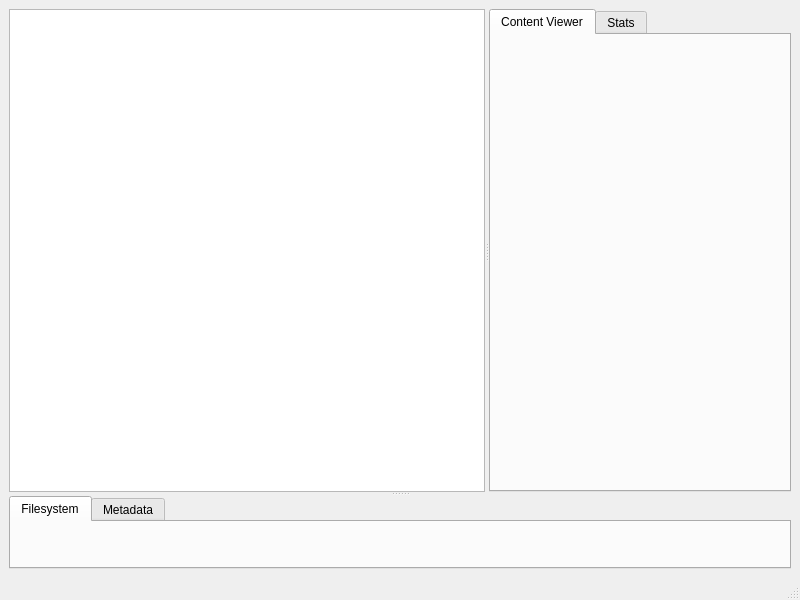
Above: src/ui/windows/mainwindow.ui from davidferrei/nomen before the change. Below: the same form after it.
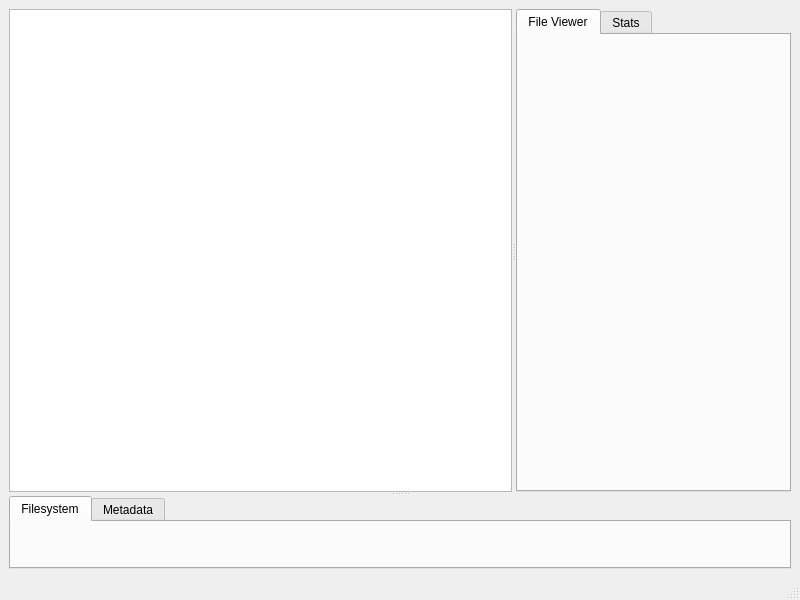
That is the form after the change.

Commit message: Added Icons to Tabs and Case Tree Items

The edit to the form file:
```diff
--- a/src/ui/windows/mainwindow.ui
+++ b/src/ui/windows/mainwindow.ui
@@ -49,7 +49,7 @@
           </property>
           <widget class="QWidget" name="contentViewerTab">
            <attribute name="title">
-            <string>Content Viewer</string>
+            <string>File Viewer</string>
            </attribute>
           </widget>
           <widget class="QWidget" name="statsViewerTab_2">
```
The commit also changes 2 other files.
